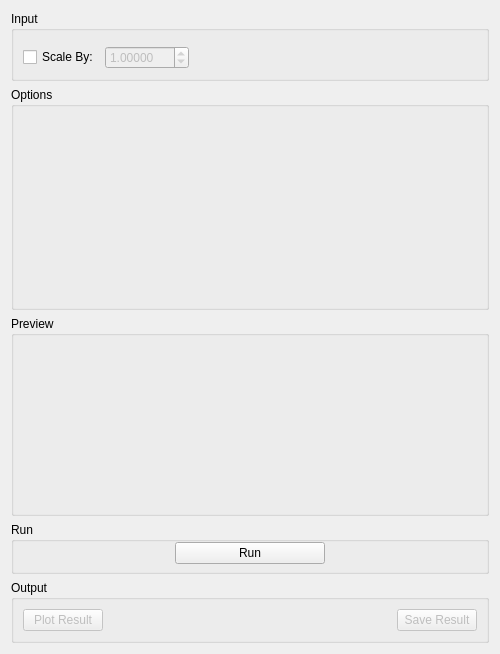
This is qt/scientific_interfaces/Indirect/IndirectMoments.ui in mantidproject/mantid as Qt 5 draws it before an edit. The edited form follows.
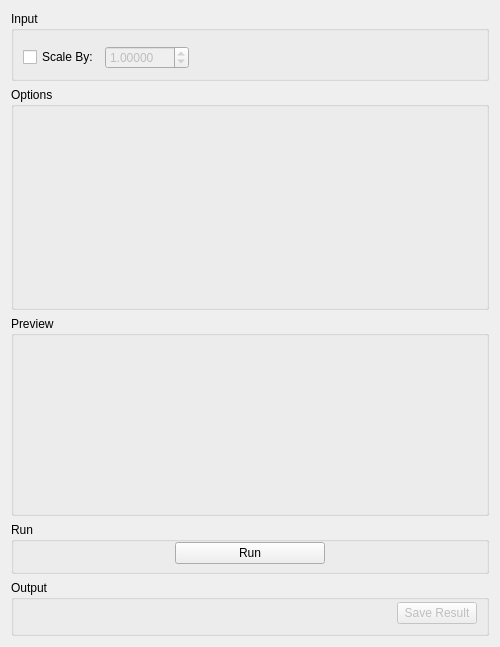
This is the edited form. Custom widgets are drawn as their Qt base class.

Commit message: Refs #26029. Moments plotting widget

Patch:
```diff
--- a/qt/scientific_interfaces/Indirect/IndirectMoments.ui
+++ b/qt/scientific_interfaces/Indirect/IndirectMoments.ui
@@ -270,19 +270,24 @@
    </item>
    <item>
     <widget class="QGroupBox" name="gbOutput">
+     <property name="minimumSize">
+      <size>
+       <width>0</width>
+       <height>56</height>
+      </size>
+     </property>
      <property name="title">
       <string>Output</string>
      </property>
      <layout class="QHBoxLayout" name="horizontalLayout">
+      <property name="topMargin">
+       <number>0</number>
+      </property>
+      <property name="bottomMargin">
+       <number>7</number>
+      </property>
       <item>
-       <widget class="QPushButton" name="pbPlot">
-        <property name="enabled">
-         <bool>false</bool>
-        </property>
-        <property name="text">
-         <string>Plot Result</string>
-        </property>
-       </widget>
+       <widget class="MantidQt::CustomInterfaces::IndirectPlotOptionsView" name="ipoPlotOptions" native="true"/>
       </item>
       <item>
        <spacer name="horizontalSpacer_1">
@@ -318,6 +323,12 @@
    <extends>QWidget</extends>
    <header>MantidQtWidgets/Common/DataSelector.h</header>
   </customwidget>
+  <customwidget>
+   <class>MantidQt::CustomInterfaces::IndirectPlotOptionsView</class>
+   <extends>QWidget</extends>
+   <header>IndirectPlotOptionsView.h</header>
+   <container>1</container>
+  </customwidget>
   <customwidget>
    <class>MantidQt::MantidWidgets::PreviewPlot</class>
    <extends>QWidget</extends>
```
The commit also changes 2 other files.
